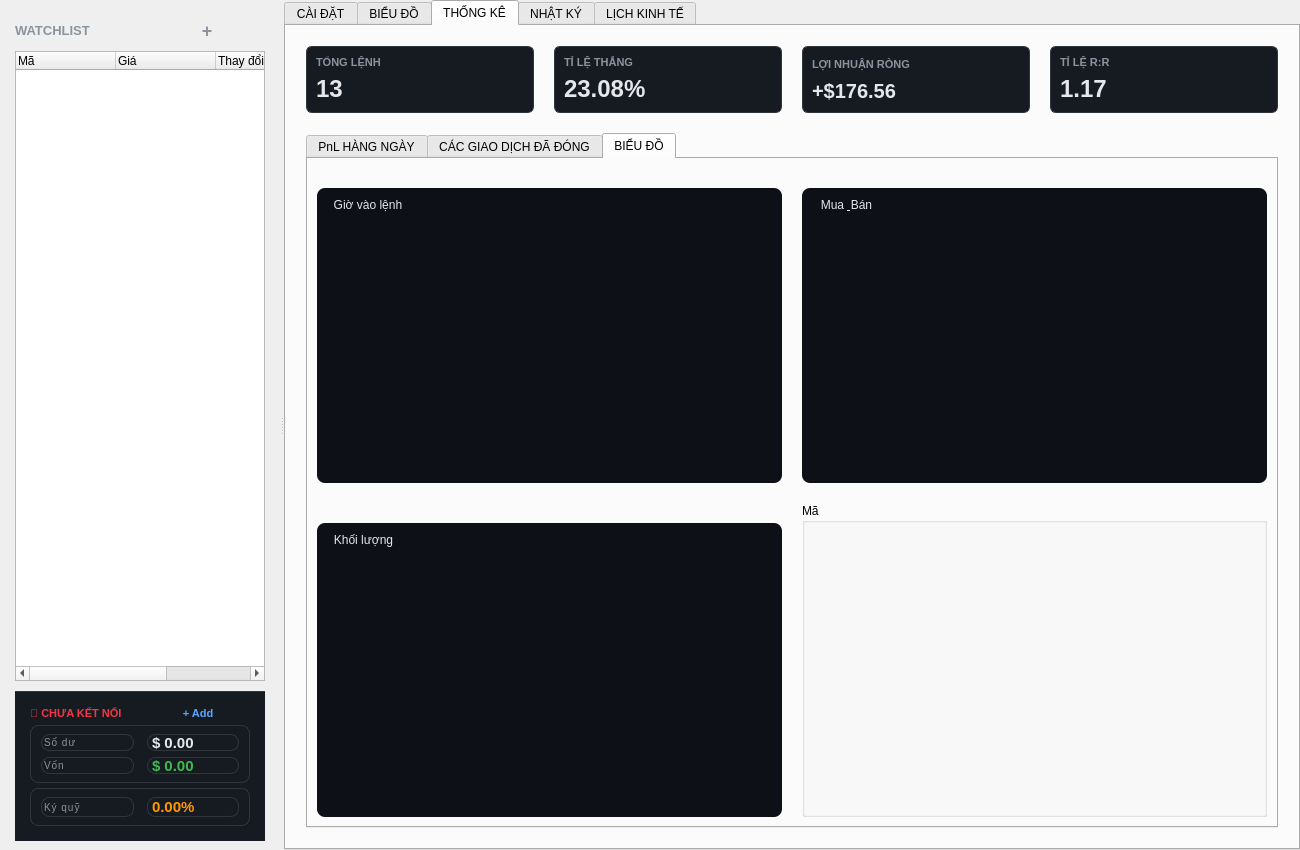
Before: the Qt Designer form Quant_AI_V2.2/quant_ai.ui in huuvongdeptrai/Quant_system, drawn with Qt 5.
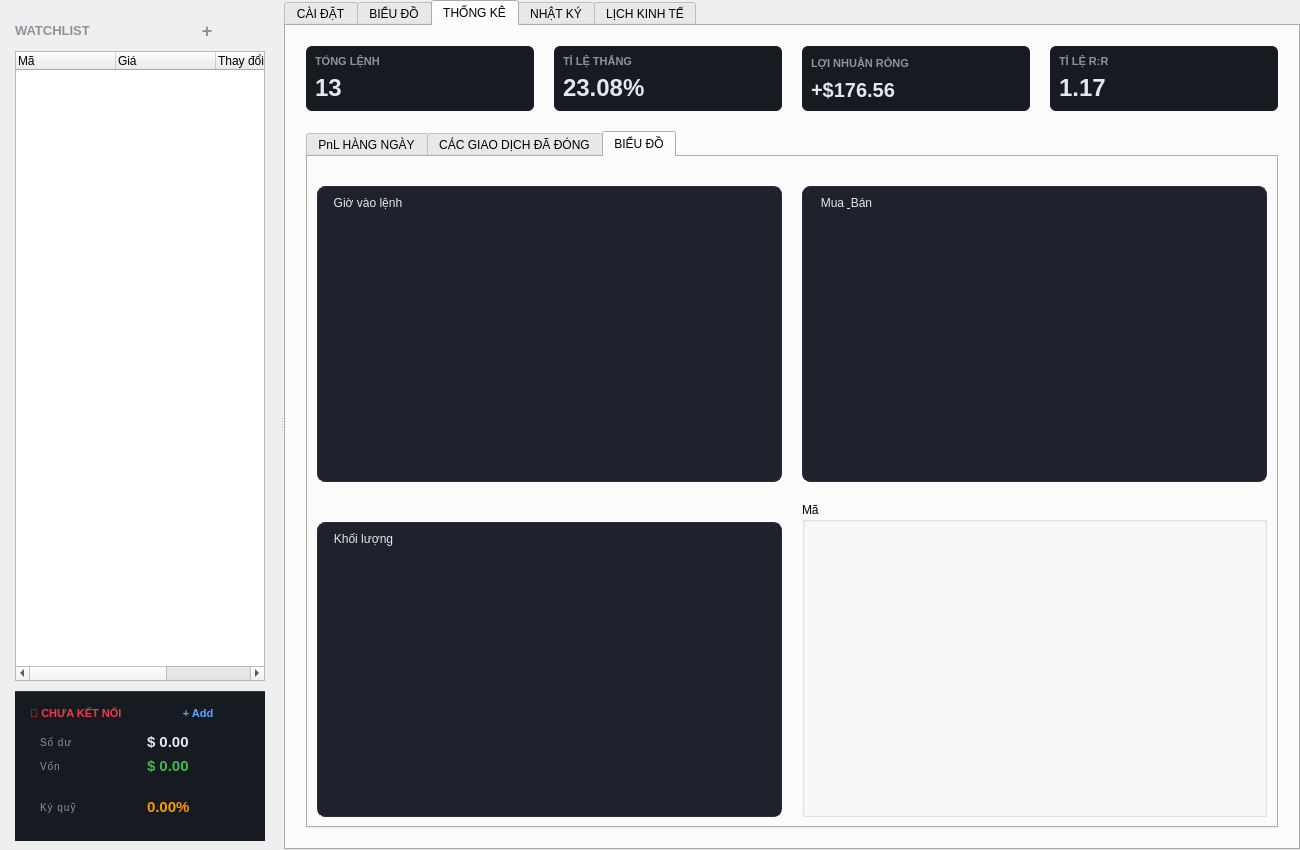
After: the same form once the commit is applied. The open tabs and pages were chosen to show the change.

Patch:
```diff
--- a/Quant_AI_V2.2/quant_ai.ui
+++ b/Quant_AI_V2.2/quant_ai.ui
@@ -123,7 +123,7 @@
            
             <item>
              <widget class="QFrame" name="frameBalanceCard">
-              <property name="styleSheet"><string>QFrame { background: #161B22; border: 1px solid #30363D; border-radius: 8px; }</string></property>
+              <property name="styleSheet"><string>QFrame { background: #161B22; border: none; border-radius: 8px; }</string></property>
               <layout class="QVBoxLayout">
                <property name="leftMargin"><number>10</number></property>
                <property name="topMargin"><number>8</number></property>
@@ -150,7 +150,7 @@
 
             <item>
              <widget class="QFrame" name="frameMarginCard">
-              <property name="styleSheet"><string>QFrame { background: #161B22; border: 1px solid #30363D; border-radius: 8px; }</string></property>
+              <property name="styleSheet"><string>QFrame { background: #161B22; border: none; border-radius: 8px; }</string></property>
               <layout class="QHBoxLayout">
                <property name="leftMargin"><number>10</number></property>
                <property name="topMargin"><number>8</number></property>
@@ -297,7 +297,7 @@
              <layout class="QHBoxLayout" name="horizontalLayout_stats">
             <item>
              <widget class="QFrame" name="frameTotalTrades">
-              <property name="styleSheet"><string>QFrame { background-color: #161B22; border: 1px solid #30363D; border-radius: 6px; } QLabel { border: none; }</string></property>
+              <property name="styleSheet"><string>QFrame { background-color: #161B22; border: none; border-radius: 6px; } QLabel { border: none; }</string></property>
               <layout class="QVBoxLayout">
                <item>
                 <widget class="QLabel" name="lblTotalTradesTitle">
@@ -317,7 +317,7 @@
             
             <item>
              <widget class="QFrame" name="frameWinRate">
-              <property name="styleSheet"><string>QFrame { background-color: #161B22; border: 1px solid #30363D; border-radius: 6px; } QLabel { border: none; }</string></property>
+              <property name="styleSheet"><string>QFrame { background-color: #161B22; border: none; border-radius: 6px; } QLabel { border: none; }</string></property>
               <layout class="QVBoxLayout">
                <item>
                 <widget class="QLabel" name="lblWinRateTitle">
@@ -337,7 +337,7 @@
             
             <item>
              <widget class="QFrame" name="frameNetProfit">
-              <property name="styleSheet"><string>QFrame { background-color: #161B22; border: 1px solid #30363D; border-radius: 6px; } QLabel { border: none; }</string></property>
+              <property name="styleSheet"><string>QFrame { background-color: #161B22; border: none; border-radius: 6px; } QLabel { border: none; }</string></property>
               <layout class="QVBoxLayout">
                <item>
                 <widget class="QLabel" name="lblNetProfitTitle">
@@ -357,7 +357,7 @@
             
             <item>
              <widget class="QFrame" name="frameRR">
-              <property name="styleSheet"><string>QFrame { background-color: #161B22; border: 1px solid #30363D; border-radius: 6px; } QLabel { border: none; }</string></property>
+              <property name="styleSheet"><string>QFrame { background-color: #161B22; border: none; border-radius: 6px; } QLabel { border: none; }</string></property>
               <layout class="QVBoxLayout">
                <item>
                 <widget class="QLabel" name="lblRRTitle">
@@ -461,13 +461,13 @@
                  <layout class="QGridLayout">
                   <property name="spacing"><number>20</number></property>
                   <item row="0" column="0">
-                   <widget class="QGroupBox" name="chartEquity"><property name="title"><string>Giờ vào lệnh</string></property><property name="styleSheet"><string>QGroupBox { background: #0D1117; border-radius: 8px; margin-top: 20px; border: none; } QGroupBox::title { color: #E5E7EB; font-weight: bold; font-size: 14px; top: 10px; left: 15px; }</string></property></widget>
+                   <widget class="QGroupBox" name="chartEquity"><property name="title"><string>Giờ vào lệnh</string></property><property name="styleSheet"><string>QGroupBox { background: #1E222D; border-radius: 8px; margin-top: 20px; border: 1px solid #2A2E39; } QGroupBox::title { color: #E5E7EB; font-weight: bold; font-size: 14px; top: 10px; left: 15px; }</string></property></widget>
                   </item>
                   <item row="0" column="1">
-                   <widget class="QGroupBox" name="chartLongShort"><property name="title"><string>Mua &amp; Bán</string></property><property name="styleSheet"><string>QGroupBox { background: #0D1117; border-radius: 8px; margin-top: 20px; border: none; } QGroupBox::title { color: #E5E7EB; font-weight: bold; font-size: 14px; top: 10px; left: 15px; }</string></property></widget>
+                   <widget class="QGroupBox" name="chartLongShort"><property name="title"><string>Mua &amp; Bán</string></property><property name="styleSheet"><string>QGroupBox { background: #1E222D; border-radius: 8px; margin-top: 20px; border: 1px solid #2A2E39; } QGroupBox::title { color: #E5E7EB; font-weight: bold; font-size: 14px; top: 10px; left: 15px; }</string></property></widget>
                   </item>
                   <item row="1" column="0">
-                   <widget class="QGroupBox" name="chartProfitBySymbol"><property name="title"><string>Khối lượng</string></property><property name="styleSheet"><string>QGroupBox { background: #0D1117; border-radius: 8px; margin-top: 20px; border: none; } QGroupBox::title { color: #E5E7EB; font-weight: bold; font-size: 14px; top: 10px; left: 15px; }</string></property></widget>
+                   <widget class="QGroupBox" name="chartProfitBySymbol"><property name="title"><string>Khối lượng</string></property><property name="styleSheet"><string>QGroupBox { background: #1E222D; border-radius: 8px; margin-top: 20px; border: 1px solid #2A2E39; } QGroupBox::title { color: #E5E7EB; font-weight: bold; font-size: 14px; top: 10px; left: 15px; }</string></property></widget>
                   </item>
                   <item row="1" column="1"><widget class="QGroupBox" name="chartHourly"><property name="title"><string>Mã</string></property></widget></item></layout>
                 </item>
```
Left out of the diff: 20 changed lines with no effect on the pictures.
